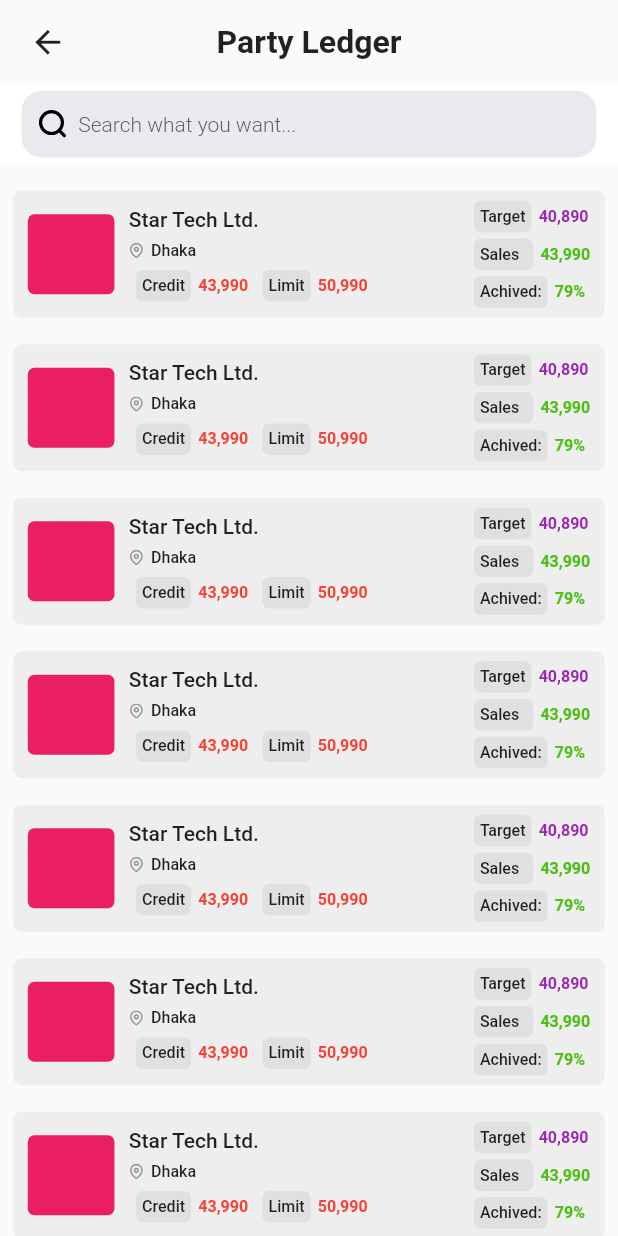
After one commit to sojibsjoy/motionview_b2b, a Flutter app: the PartyLedger screen opened by its route, on a phone screen of 412 x 824 dp. The commit adds this screen. Run offline on Flutter 3.47's test engine with Material 2 defaults, Android fonts, the phone set to English and light mode, and no system bars; our stand-ins replace awesome_dialog, dio, flutter_screenutil, flutter_spinkit, flutter_svg, flutter_zoom_drawer and 4 more; accounts and stored records are empty.

Commit message:
party ledger screen added

```diff
--- a/lib/states/data/routes.dart
+++ b/lib/states/data/routes.dart
@@ -2,6 +2,7 @@ import 'package:dogventurehq/states/bindings/initial.dart';
 import 'package:dogventurehq/ui/screens/drawer.dart';
 import 'package:dogventurehq/ui/screens/login/login.dart';
 import 'package:dogventurehq/ui/screens/onboard/onboard.dart';
+import 'package:dogventurehq/ui/screens/party_ledger/party_ledger.dart';
 import 'package:dogventurehq/ui/screens/products/products.dart';
 import 'package:dogventurehq/ui/screens/purchase/purchase.dart';
 import 'package:dogventurehq/ui/screens/splash/splash.dart';
@@ -35,5 +36,9 @@ class AllRoutes {
       name: PurchaseScreen.routeName,
       page: () => const PurchaseScreen(),
     ),
+    GetPage(
+      name: PartyLedger.routeName,
+      page: () => const PartyLedger(),
+    ),
   ];
 }
--- a/lib/ui/screens/menu/menu.dart
+++ b/lib/ui/screens/menu/menu.dart
@@ -1,6 +1,7 @@
 import 'package:awesome_dialog/awesome_dialog.dart';
 import 'package:dogventurehq/states/data/prefs.dart';
 import 'package:dogventurehq/ui/screens/login/login.dart';
+import 'package:dogventurehq/ui/screens/party_ledger/party_ledger.dart';
 import 'package:dogventurehq/ui/screens/products/products.dart';
 import 'package:dogventurehq/ui/screens/purchase/purchase.dart';
 import 'package:dogventurehq/ui/widgets/helper.dart';
@@ -48,7 +49,7 @@ class _MenuScreenState extends State<MenuScreen> {
     () {},
     () => Get.toNamed(ProductsScreen.routeName),
     () => Get.toNamed(PurchaseScreen.routeName),
-    () {},
+    () => Get.toNamed(PartyLedger.routeName),
     () {},
     () {},
     () {},
--- /dev/null
+++ b/lib/ui/screens/party_ledger/party_ledger.dart
@@ -0,0 +1,138 @@
+import 'package:dogventurehq/ui/screens/home/custom_appbar.dart';
+import 'package:dogventurehq/ui/screens/home/searchbar_design.dart';
+import 'package:dogventurehq/ui/screens/products/product_price.dart';
+import 'package:dogventurehq/ui/widgets/helper.dart';
+import 'package:flutter_screenutil/flutter_screenutil.dart';
+import 'package:flutter/material.dart';
+import 'package:flutter_svg/svg.dart';
+
+class PartyLedger extends StatelessWidget {
+  static String routeName = '/party_ledger';
+  const PartyLedger({super.key});
+
+  @override
+  Widget build(BuildContext context) {
+    return Scaffold(
+      body: SafeArea(
+        child: Column(
+          children: [
+            // appbar
+            CustomAppbar(
+              title: 'Party Ledger',
+            ),
+            // search bar
+            const SearchbarDesign(),
+            addH(10.h),
+            // ladger list
+            Expanded(
+              child: ListView.builder(
+                itemCount: 10,
+                shrinkWrap: true,
+                itemBuilder: (BuildContext context, int index) {
+                  return Container(
+                    width: 375.w,
+                    height: 95.h,
+                    padding:
+                        EdgeInsets.symmetric(horizontal: 10.w, vertical: 5.h),
+                    margin: EdgeInsets.all(10.h),
+                    decoration: BoxDecoration(
+                      color: Colors.grey.shade200,
+                      borderRadius: BorderRadius.circular(6.r),
+                    ),
+                    child: Row(
+                      children: [
+                        // party image
+                        Container(
+                          width: 60.w,
+                          height: 60.h,
+                          margin: EdgeInsets.only(right: 10.w),
+                          decoration: BoxDecoration(
+                            color: Colors.pink,
+                            borderRadius: BorderRadius.circular(5.r),
+                          ),
+                        ),
+                        // party details
+                        Column(
+                          crossAxisAlignment: CrossAxisAlignment.start,
+                          mainAxisAlignment: MainAxisAlignment.spaceEvenly,
+                          children: [
+                            // party name & credit
+                            const Text(
+                              'Star Tech Ltd.',
+                              style: TextStyle(
+                                fontWeight: FontWeight.w500,
+                              ),
+                            ),
+                            // party address
+                            Row(
+                              children: [
+                                // location icon
+                                SvgPicture.asset(
+                                  'assets/svgs/location.svg',
+                                ),
+                                addW(5.w),
+                                Text(
+                                  'Dhaka',
+                                  style: TextStyle(
+                                    fontSize: 12.sp,
+                                    fontWeight: FontWeight.w500,
+                                  ),
+                                ),
+                              ],
+                            ),
+                            Row(
+                              children: [
+                                addW(5.w),
+                                //  credit
+                                const ProductPrice(
+                                  prefix: 'Credit',
+                                  price: '43,990',
+                                  txtClr: Colors.red,
+                                ),
+                                addW(10.w),
+                                //  credit limit
+                                const ProductPrice(
+                                  prefix: 'Limit',
+                                  price: '50,990',
+                                  txtClr: Colors.red,
+                                ),
+                              ],
+                            )
+                          ],
+                        ),
+                        const Spacer(),
+                        Column(
+                          crossAxisAlignment: CrossAxisAlignment.start,
+                          mainAxisAlignment: MainAxisAlignment.spaceEvenly,
+                          children: [
+                            const ProductPrice(
+                              prefix: 'Target',
+                              price: '40,890',
+                              txtClr: Colors.purple,
+                            ),
+                            addW(10.w),
+                            const ProductPrice(
+                              prefix: 'Sales  ',
+                              price: '43,990',
+                              txtClr: Color(0xFF4DC016),
+                            ),
+                            addW(10.w),
+                            const ProductPrice(
+                              prefix: 'Achived:',
+                              price: '79%',
+                              txtClr: Color(0xFF4DC016),
+                            ),
+                          ],
+                        )
+                      ],
+                    ),
+                  );
+                },
+              ),
+            ),
+          ],
+        ),
+      ),
+    );
+  }
+}
--- a/lib/ui/screens/purchase/purchase.dart
+++ b/lib/ui/screens/purchase/purchase.dart
@@ -1,5 +1,4 @@
 import 'package:dogventurehq/constants/colors.dart';
-import 'package:dogventurehq/ui/designs/custom_field.dart';
 import 'package:dogventurehq/ui/screens/home/custom_appbar.dart';
 import 'package:dogventurehq/ui/widgets/helper.dart';
 import 'package:dogventurehq/ui/widgets/row_btn.dart';
@@ -117,9 +116,6 @@ class _PurchaseScreenState extends State<PurchaseScreen> {
                     child: Column(
                       children: [
                         DropdownDesign(title: 'Select Product'),
-                        Row(
-                          children: [CustomField(textCon: _, hintText: 'Qu')],
-                        )
                       ],
                     ),
                   ),
```
Also changed, not shown: assets/svgs/location.svg (added).
